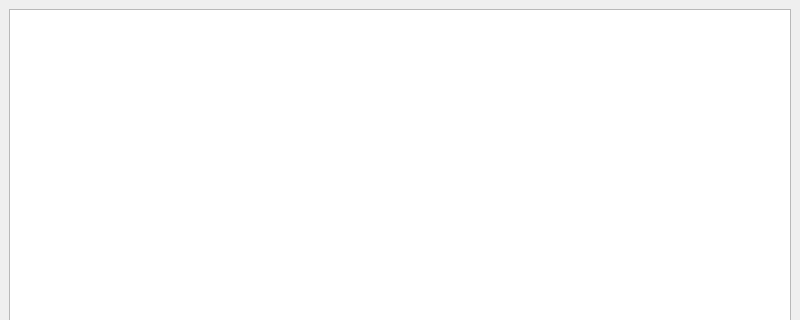
This is src/mainwindow.ui in nagatoxxx/book-tracker as Qt 5 draws it before an edit; both pictures show x 0 to 800 and y 0 to 320 of the 800 by 600 pixel window. The edited form follows.
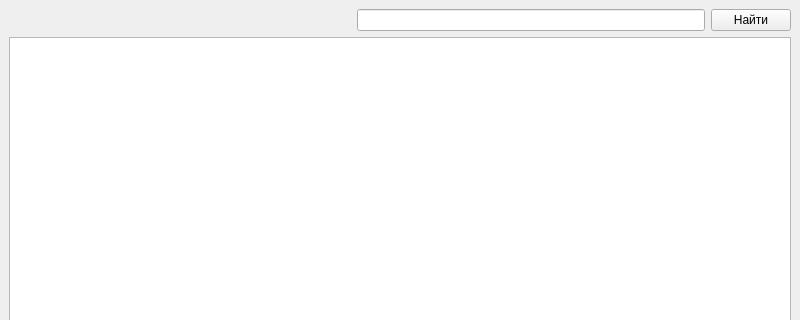
This is the edited form.

Diff of the .ui file:
```diff
--- a/src/mainwindow.ui
+++ b/src/mainwindow.ui
@@ -15,9 +15,36 @@
   </property>
   <widget class="QWidget" name="centralwidget">
    <layout class="QGridLayout" name="gridLayout">
-    <item row="0" column="0">
+    <item row="1" column="0">
      <widget class="QTableView" name="tv_books"/>
     </item>
+    <item row="0" column="0">
+     <layout class="QHBoxLayout" name="horizontalLayout">
+      <item>
+       <spacer name="horizontalSpacer">
+        <property name="orientation">
+         <enum>Qt::Horizontal</enum>
+        </property>
+        <property name="sizeHint" stdset="0">
+         <size>
+          <width>40</width>
+          <height>20</height>
+         </size>
+        </property>
+       </spacer>
+      </item>
+      <item>
+       <widget class="QLineEdit" name="lineEdit"/>
+      </item>
+      <item>
+       <widget class="QPushButton" name="pushButton">
+        <property name="text">
+         <string>Найти</string>
+        </property>
+       </widget>
+      </item>
+     </layout>
+    </item>
    </layout>
   </widget>
  </widget>
```
